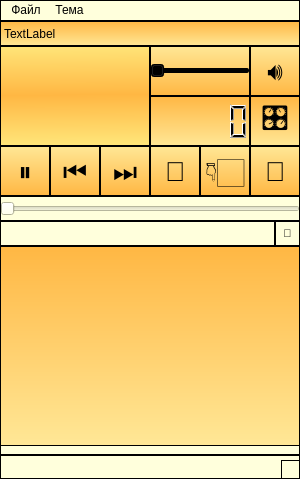
Old version of the form SoundEnginePlayer_v2/interfacev2.ui in the repository VanoCry/pyqt.
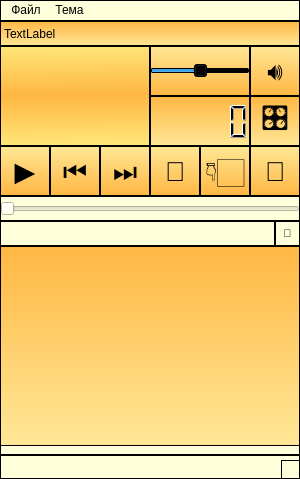
New version of the form.

```diff
--- a/SoundEnginePlayer_v2/interfacev2.ui
+++ b/SoundEnginePlayer_v2/interfacev2.ui
@@ -87,6 +87,12 @@
      <string notr="true">background-color:qlineargradient(spread:pad, x1:0.517413, y1:0.994, x2:0.518, y2:0, stop:0 rgb(255, 183, 67), stop:1 rgba(255, 231, 150, 255))
 </string>
     </property>
+    <property name="maximum">
+     <number>100</number>
+    </property>
+    <property name="value">
+     <number>50</number>
+    </property>
     <property name="orientation">
      <enum>Qt::Horizontal</enum>
     </property>
@@ -178,7 +184,7 @@
 </string>
     </property>
     <property name="text">
-     <string>⏸</string>
+     <string>▶</string>
     </property>
    </widget>
    <widget class="QPushButton" name="pushButton_prev">
```
